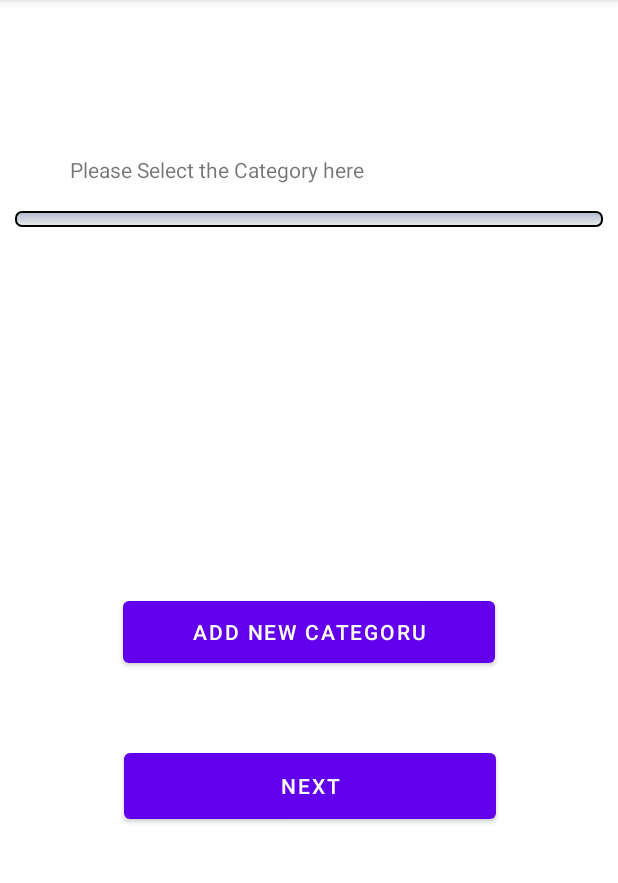
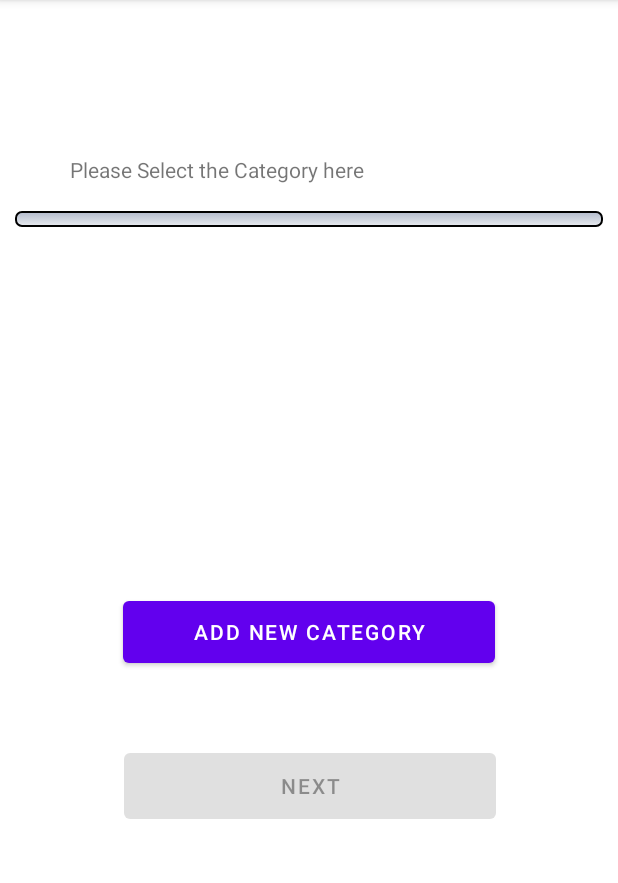
Before and after one commit to bleezebub/BillCategorisation, an Android app: the screen it shows after launch (MainActivity), on a phone screen of 412 x 824 dp, the part 84-967 px from its top. Run offline under Robolectric (Android 15) with nearby library versions, the phone set to English and light mode, and no system bars; our stand-ins replace Firebase (no records; nobody signed in at launch, a user with empty details on screens opened directly).

Commit message:
final production

```diff
--- a/app/src/main/java/com/example/billsorting/MainActivity.kt
+++ b/app/src/main/java/com/example/billsorting/MainActivity.kt
@@ -4,11 +4,8 @@ import android.content.Intent
 import android.os.Bundle
 import android.util.Log
 import android.view.View
-import android.widget.AdapterView
+import android.widget.*
 import android.widget.AdapterView.OnItemSelectedListener
-import android.widget.ArrayAdapter
-import android.widget.Spinner
-import android.widget.Toast
 import androidx.appcompat.app.AppCompatActivity
 import com.google.firebase.database.DataSnapshot
 import com.google.firebase.database.DatabaseError
@@ -52,8 +49,7 @@ class MainActivity : AppCompatActivity(), OnItemSelectedListener {
                 })
 
 
-
-
+        findViewById<Button>(R.id.next_categorisation).isEnabled =false
     }
 
     fun addCategory(view: View) {
@@ -64,6 +60,7 @@ class MainActivity : AppCompatActivity(), OnItemSelectedListener {
 
     override fun onItemSelected(parent: AdapterView<*>?, view: View?, position: Int, id: Long) {
 //        category = parent?.getItemAtPosition(position).
+        findViewById<Button>(R.id.next_categorisation).isEnabled =true
     }
 
     override fun onNothingSelected(parent: AdapterView<*>?) {
--- a/app/src/main/res/layout/activity_main.xml
+++ b/app/src/main/res/layout/activity_main.xml
@@ -23,7 +23,7 @@
         android:layout_width="248dp"
         android:layout_height="53dp"
         android:layout_marginBottom="48dp"
-        android:text="Add new Categoru"
+        android:text="Add new Category"
         app:layout_constraintBottom_toTopOf="@+id/next_categorisation"
         app:layout_constraintEnd_toEndOf="parent"
         app:layout_constraintStart_toStartOf="parent"
```
Also changed, not shown: app/src/main/java/com/example/billsorting/SecondScreen.kt (+7 -4 lines).
